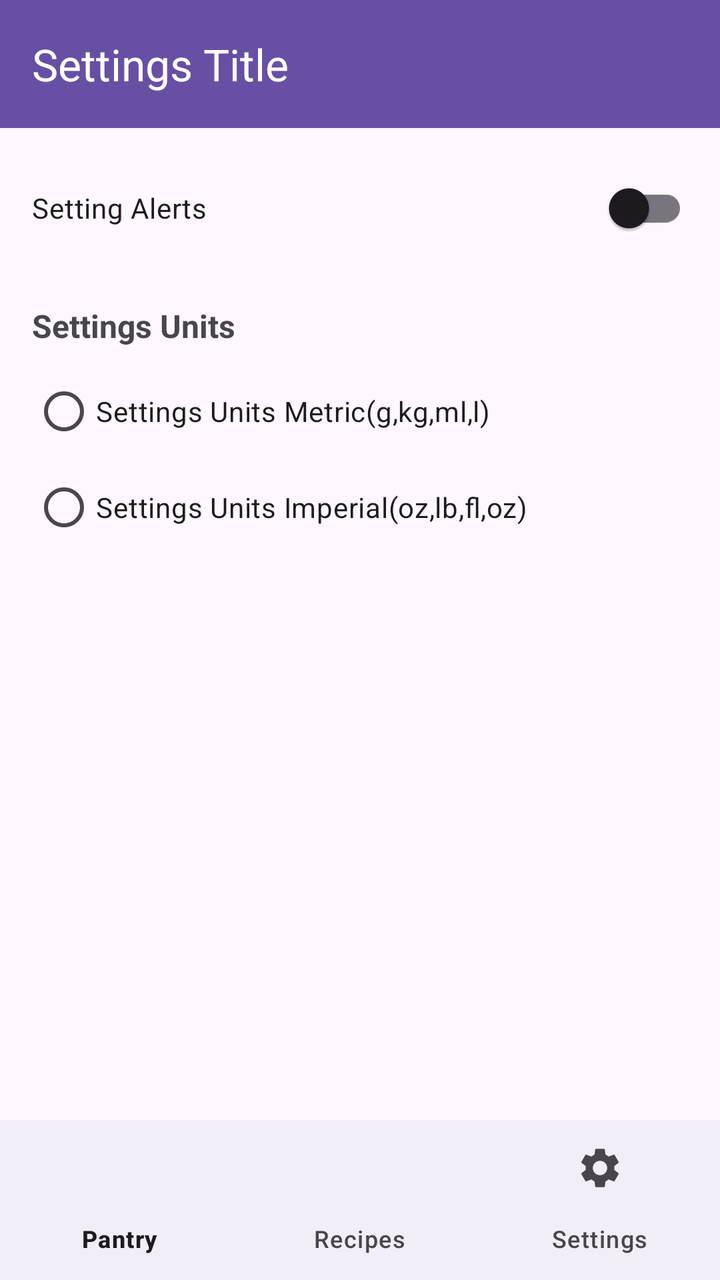
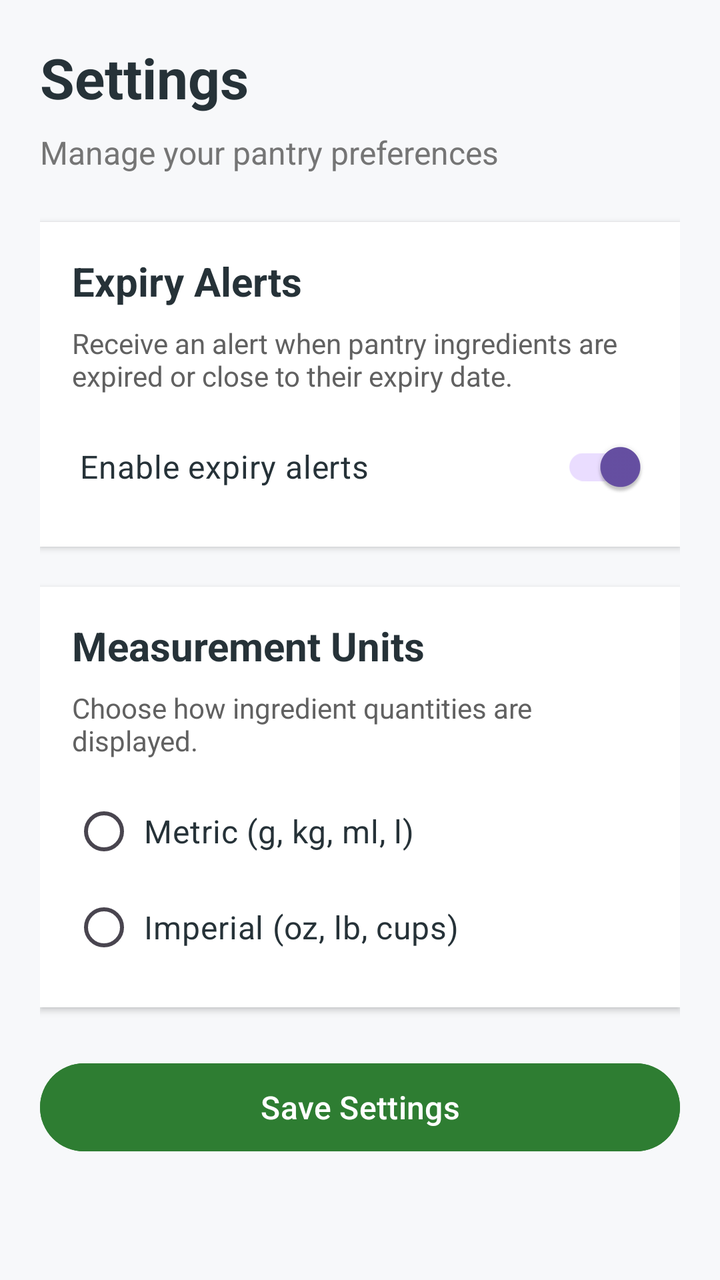

Screens rendered from an Android XML layout before and after an edit, with the pre-edit source and the edit as a unified diff.
<!-- AndroidManifest.xml: application theme Theme.SmartPantryManager -->
<!-- res/layout/activity_settings.xml -->
<?xml version="1.0" encoding="utf-8"?>
<LinearLayout xmlns:android="http://schemas.android.com/apk/res/android"
    xmlns:app="http://schemas.android.com/apk/res-auto"
    xmlns:tools="http://schemas.android.com/tools"
    android:id="@+id/main"
    android:layout_width="match_parent"
    android:layout_height="match_parent"
    android:orientation="vertical"
    tools:context=".SettingsActivity">
    <com.google.android.material.appbar.MaterialToolbar
        android:id="@+id/toolbar"
        android:layout_width="match_parent"
        android:layout_height="?attr/actionBarSize"
        android:background="?attr/colorPrimary"
        app:title="Settings Title"
        app:titleTextColor="?attr/colorOnPrimary" />

    <LinearLayout
        android:layout_width="match_parent"
        android:layout_height="0dp"
        android:layout_weight="1"
        android:orientation="vertical"
        android:padding="16dp">

        <com.google.android.material.switchmaterial.SwitchMaterial
            android:id="@+id/swAlerts"
            android:layout_width="match_parent"
            android:layout_height="wrap_content"
            android:minHeight="48dp"
            android:text="Setting Alerts" />

        <TextView
            android:layout_width="wrap_content"
            android:layout_height="wrap_content"
            android:layout_marginTop="24dp"
            android:text="Settings Units"
            android:textSize="16sp"
            android:textStyle="bold" />

        <RadioGroup
            android:id="@+id/rgUnits"
            android:layout_width="match_parent"
            android:layout_height="wrap_content"
            android:layout_marginTop="8dp">

            <RadioButton
                android:id="@+id/rbMetric"
                android:layout_width="wrap_content"
                android:layout_height="wrap_content"
                android:minHeight="48dp"
                android:text="Settings Units Metric(g,kg,ml,l)" />

            <RadioButton
                android:id="@+id/rbImperial"
                android:layout_width="wrap_content"
                android:layout_height="wrap_content"
                android:minHeight="48dp"
                android:text="Settings Units Imperial(oz,lb,fl,oz)" />
        </RadioGroup>
    </LinearLayout>

    <com.google.android.material.bottomnavigation.BottomNavigationView
        android:id="@+id/bottomNav"
        android:layout_width="match_parent"
        android:layout_height="wrap_content"
        app:menu="@menu/bottom_nav_menu" />
</LinearLayout>
<!-- resources referenced by this layout -->
<resources>
  <style name="Theme.SmartPantryManager" parent="Base.Theme.SmartPantryManager" />
  <style name="Base.Theme.SmartPantryManager" parent="Theme.Material3.DayNight.NoActionBar">
          
          
      </style>
</resources>

<!-- the commit's change to res/layout/activity_settings.xml (unified diff, before → after) -->
@@ -1,67 +1,146 @@
 <?xml version="1.0" encoding="utf-8"?>
-<LinearLayout xmlns:android="http://schemas.android.com/apk/res/android"
+<ScrollView xmlns:android="http://schemas.android.com/apk/res/android"
     xmlns:app="http://schemas.android.com/apk/res-auto"
     xmlns:tools="http://schemas.android.com/tools"
     android:id="@+id/main"
     android:layout_width="match_parent"
     android:layout_height="match_parent"
-    android:orientation="vertical"
+    android:background="#F7F8FA"
+    android:fillViewport="true"
     tools:context=".SettingsActivity">
-    <com.google.android.material.appbar.MaterialToolbar
-        android:id="@+id/toolbar"
-        android:layout_width="match_parent"
-        android:layout_height="?attr/actionBarSize"
-        android:background="?attr/colorPrimary"
-        app:title="Settings Title"
-        app:titleTextColor="?attr/colorOnPrimary" />
-
     <LinearLayout
         android:layout_width="match_parent"
-        android:layout_height="0dp"
-        android:layout_weight="1"
+        android:layout_height="wrap_content"
         android:orientation="vertical"
-        android:padding="16dp">
+        android:padding="20dp">
 
-        <com.google.android.material.switchmaterial.SwitchMaterial
-            android:id="@+id/swAlerts"
+        
+        <TextView
             android:layout_width="match_parent"
             android:layout_height="wrap_content"
-            android:minHeight="48dp"
-            android:text="Setting Alerts" />
+            android:text="Settings"
+            android:textColor="#263238"
+            android:textSize="28sp"
+            android:textStyle="bold"
+            android:layout_marginBottom="8dp" />
 
         <TextView
-            android:layout_width="wrap_content"
-            android:layout_height="wrap_content"
-            android:layout_marginTop="24dp"
-            android:text="Settings Units"
-            android:textSize="16sp"
-            android:textStyle="bold" />
-
-        <RadioGroup
-            android:id="@+id/rgUnits"
             android:layout_width="match_parent"
             android:layout_height="wrap_content"
-            android:layout_marginTop="8dp">
+            android:text="Manage your pantry preferences"
+            android:textColor="#757575"
+            android:textSize="16sp"
+            android:layout_marginBottom="24dp" />
 
-            <RadioButton
-                android:id="@+id/rbMetric"
-                android:layout_width="wrap_content"
+        
+        <LinearLayout
+            android:layout_width="match_parent"
+            android:layout_height="wrap_content"
+            android:orientation="vertical"
+            android:padding="16dp"
+            android:background="#FFFFFF"
+            android:elevation="2dp"
+            android:layout_marginBottom="20dp">
+
+            <TextView
+                android:layout_width="match_parent"
                 android:layout_height="wrap_content"
+                android:text="Expiry Alerts"
+                android:textColor="#263238"
+                android:textSize="20sp"
+                android:textStyle="bold"
+                android:layout_marginBottom="8dp" />
+
+            <TextView
+                android:layout_width="match_parent"
+                android:layout_height="wrap_content"
+                android:text="Receive an alert when pantry ingredients are expired or close to their expiry date."
+                android:textColor="#616161"
+                android:textSize="14sp"
+                android:layout_marginBottom="12dp" />
+
+            <androidx.appcompat.widget.SwitchCompat
+                android:id="@+id/swAlerts"
+                android:layout_width="match_parent"
+                android:layout_height="wrap_content"
+                android:text="Enable expiry alerts"
+                android:textColor="#263238"
+                android:textSize="16sp"
+                android:checked="true"
                 android:minHeight="48dp"
-                android:text="Settings Units Metric(g,kg,ml,l)" />
+                android:padding="4dp" />
 
-            <RadioButton
-                android:id="@+id/rbImperial"
-                android:layout_width="wrap_content"
+        </LinearLayout>
+
+        
+        <LinearLayout
+            android:layout_width="match_parent"
+            android:layout_height="wrap_content"
+            android:orientation="vertical"
+            android:padding="16dp"
+            android:background="#FFFFFF"
+            android:elevation="2dp"
+            android:layout_marginBottom="24dp">
+
+            <TextView
+                android:layout_width="match_parent"
                 android:layout_height="wrap_content"
-                android:minHeight="48dp"
-                android:text="Settings Units Imperial(oz,lb,fl,oz)" />
-        </RadioGroup>
+                android:text="Measurement Units"
+                android:textColor="#263238"
+                android:textSize="20sp"
+                android:textStyle="bold"
+                android:layout_marginBottom="8dp" />
+
+            <TextView
+                android:layout_width="match_parent"
+                android:layout_height="wrap_content"
+                android:text="Choose how ingredient quantities are displayed."
+                android:textColor="#616161"
+                android:textSize="14sp"
+                android:layout_marginBottom="12dp" />
+
+            <RadioGroup
+                android:id="@+id/rgUnits"
+                android:layout_width="match_parent"
+                android:layout_height="wrap_content"
+                android:orientation="vertical">
+
+                <RadioButton
+                    android:id="@+id/rbMetric"
+                    android:layout_width="match_parent"
+                    android:layout_height="wrap_content"
+                    android:text="Metric (g, kg, ml, l)"
+                    android:textColor="#263238"
+                    android:textSize="16sp"
+                    android:minHeight="48dp"
+                    android:padding="4dp" />
+
+                <RadioButton
+                    android:id="@+id/rbImperial"
+                    android:layout_width="match_parent"
+                    android:layout_height="wrap_content"
+                    android:text="Imperial (oz, lb, cups)"
+                    android:textColor="#263238"
+                    android:textSize="16sp"
+                    android:minHeight="48dp"
+                    android:padding="4dp" />
+
+            </RadioGroup>
+
+        </LinearLayout>
+
+        
+        <Button
+            android:id="@+id/btnSaveSettings"
+            android:layout_width="match_parent"
+            android:layout_height="wrap_content"
+            android:text="Save Settings"
+            android:textAllCaps="false"
+            android:textSize="16sp"
+            android:minHeight="52dp"
+            android:backgroundTint="#2E7D32"
+            android:textColor="#FFFFFF" />
+
     </LinearLayout>
 
-    <com.google.android.material.bottomnavigation.BottomNavigationView
-        android:id="@+id/bottomNav"
-        android:layout_width="match_parent"
-        android:layout_height="wrap_content"
-        app:menu="@menu/bottom_nav_menu" />
-</LinearLayout>
+</ScrollView>
